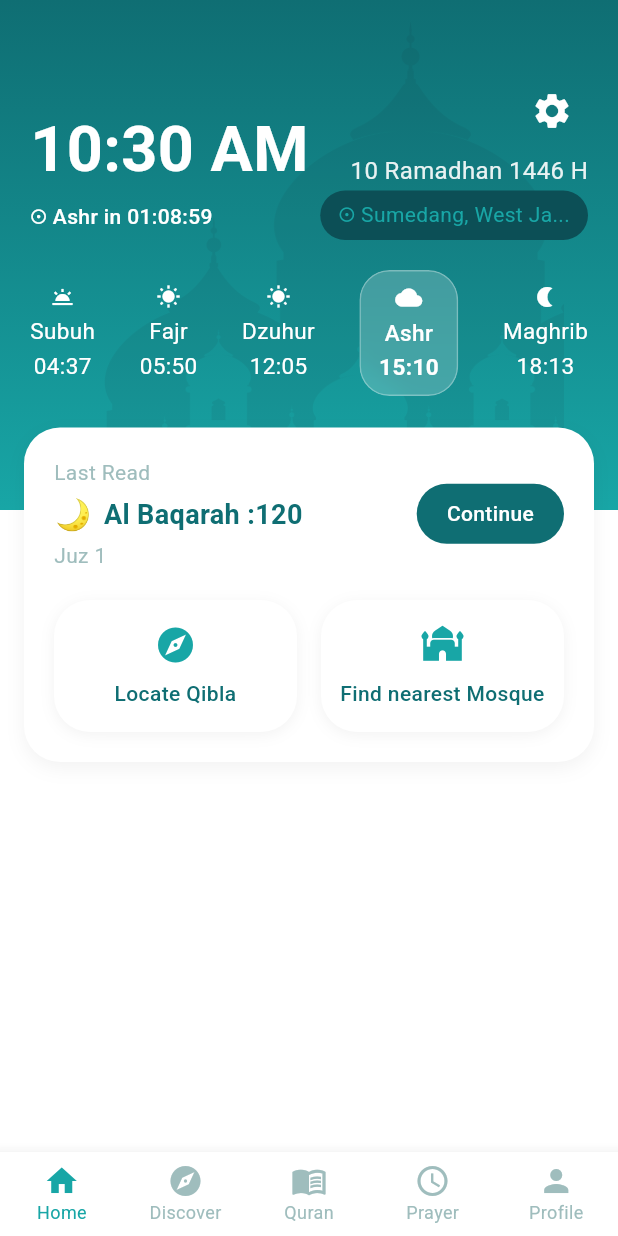
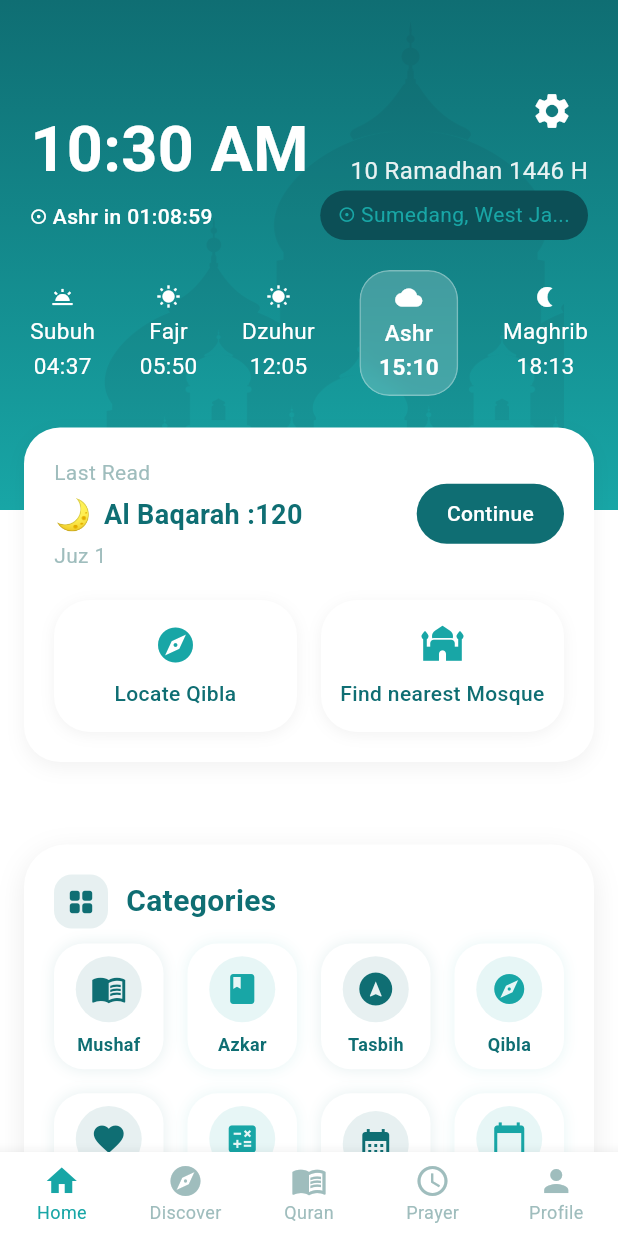
Before and after one commit to MohamedGasser15/imani, a Flutter app: the screen it shows after launch, on a phone screen of 412 x 824 dp. Run offline on Flutter 3.47's test engine with Material 3 defaults, Android fonts, the phone set to English and light mode, and no system bars; our stand-ins replace shared_preferences.

Commit message:
feat: complete home screen with categories section, settings screen with theme/language options, and bottom navigation updates
- Add SettingsScreen with theme mode, language, time format, adhan sound, and font size options using Provider
- Implement CategoriesSection with 8 interactive buttons (Mushaf, Azkar, Tasbih, Qibla, Dua, Zakat, Ramadan Calendar, Calendar)
- Update HomeScreen bottom navigation: replace settings with profile icon, open settings from header
- Add daily activity, azkar, dua, and tasbih widgets to home screen
- Fix layout overflow issues in categories grid using FittedBox and adjusted aspect ratio
- Update ARB files with new translation keys (mushaf, zakat, ramadan_calendar, categories, etc.)

```diff
--- a/lib/features/home/presentation/home_screen.dart
+++ b/lib/features/home/presentation/home_screen.dart
@@ -1,4 +1,6 @@
 import 'package:flutter/material.dart';
+import 'package:imani/features/home/presentation/widgets/categories_section.dart';
+import 'package:imani/features/home/presentation/widgets/category_buttons.dart';
 import 'package:imani/features/home/presentation/widgets/header_widget.dart';
 import 'package:imani/features/home/presentation/widgets/last_read_card.dart';
 import 'package:imani/core/constants/app_colors.dart';
@@ -59,14 +61,14 @@ class HomeContent extends StatelessWidget {
 
   @override
   Widget build(BuildContext context) {
-    return const SingleChildScrollView(
+    // داخل HomeContent في build
+return SingleChildScrollView(
   child: Column(
     crossAxisAlignment: CrossAxisAlignment.start,
-        children: [
+    children: const [
       HeaderWidget(),
       LastReadCard(),
-          SizedBox(height: 16),
-          // DailyActivityCard(),
+      CategoriesSection(), // هنا القسم الجديد
       SizedBox(height: 30),
     ],
   ),
--- /dev/null
+++ b/lib/features/home/presentation/widgets/categories_section.dart
@@ -0,0 +1,167 @@
+import 'package:flutter/material.dart';
+import 'package:imani/core/constants/app_colors.dart';
+import 'package:imani/l10n/app_localizations.dart';
+
+class CategoriesSection extends StatelessWidget {
+  const CategoriesSection({super.key});
+
+  @override
+  Widget build(BuildContext context) {
+    final t = AppLocalizations.of(context)!;
+    final isLight = Theme.of(context).brightness == Brightness.light;
+
+final List<CategoryItem> categories = [
+  // الصف الأول
+  CategoryItem(icon: Icons.menu_book, label: t.mushaf, color: AppColors.primary),
+  CategoryItem(icon: Icons.book, label: t.azkar, color: AppColors.secondary),
+  CategoryItem(icon: Icons.assistant_navigation, label: t.tasbih, color: AppColors.primary),
+  CategoryItem(icon: Icons.explore, label: t.qibla, color: AppColors.secondary),
+
+  // الصف الثاني
+  CategoryItem(icon: Icons.favorite, label: t.dua, color: AppColors.primary),
+  CategoryItem(icon: Icons.calculate, label: t.zakat, color: AppColors.secondary),
+  CategoryItem(icon: Icons.calendar_month, label: t.ramadan_calendar, color: AppColors.primary),
+  CategoryItem(icon: Icons.calendar_today, label: t.calendar, color: AppColors.secondary),
+];
+
+    return Padding(
+      padding: const EdgeInsets.symmetric(horizontal: 16),
+      child: Container(
+        decoration: BoxDecoration(
+          color: Theme.of(context).colorScheme.surface,
+          borderRadius: BorderRadius.circular(28),
+          boxShadow: [
+            BoxShadow(
+              color: Colors.black.withOpacity(0.08),
+              blurRadius: 15,
+              offset: const Offset(0, 5),
+            ),
+          ],
+        ),
+        child: Padding(
+          padding: const EdgeInsets.all(20),
+          child: Column(
+            crossAxisAlignment: CrossAxisAlignment.start,
+            children: [
+              // العنوان المحسن
+              Row(
+                children: [
+                  Container(
+                    padding: const EdgeInsets.all(8),
+                    decoration: BoxDecoration(
+                      color: (isLight ? AppColors.primary : AppColors.secondary).withOpacity(0.1),
+                      borderRadius: BorderRadius.circular(12),
+                    ),
+                    child: Icon(
+                      Icons.grid_view_rounded,
+                      color: isLight ? AppColors.primary : AppColors.secondary,
+                      size: 20,
+                    ),
+                  ),
+                  const SizedBox(width: 12),
+                  Text(
+                    t.categories,
+                    style: TextStyle(
+                      fontSize: 20,
+                      fontWeight: FontWeight.bold,
+                      color: isLight ? AppColors.primary : AppColors.secondary,
+                    ),
+                  ),
+                ],
+              ),
+              const SizedBox(height: 10),
+
+              // الأزرار في grid - ضبط childAspectRatio
+              GridView.count(
+                shrinkWrap: true,
+                physics: const NeverScrollableScrollPhysics(),
+                crossAxisCount: 4,
+                mainAxisSpacing: 16,
+                crossAxisSpacing: 16,
+                childAspectRatio: 0.87, // تم التعديل ليتناسب مع المحتوى
+                children: categories.map((cat) => _buildCategoryItem(context, cat)).toList(),
+              ),
+            ],
+          ),
+        ),
+      ),
+    );
+  }
+
+Widget _buildCategoryItem(BuildContext context, CategoryItem cat) {
+  final isLight = Theme.of(context).brightness == Brightness.light;
+
+  return Material(
+    color: Colors.transparent,
+    child: InkWell(
+      onTap: () {
+        ScaffoldMessenger.of(context).showSnackBar(
+          SnackBar(
+            content: Text('${cat.label} tapped'),
+            behavior: SnackBarBehavior.floating,
+            shape: RoundedRectangleBorder(borderRadius: BorderRadius.circular(30)),
+          ),
+        );
+      },
+      borderRadius: BorderRadius.circular(20),
+      child: Container(
+        padding: const EdgeInsets.symmetric(vertical: 6, horizontal: 4),
+        decoration: BoxDecoration(
+  color: Theme.of(context).colorScheme.surface,
+  borderRadius: BorderRadius.circular(20),
+  boxShadow: isLight
+      ? [
+          BoxShadow(
+            color: cat.color.withOpacity(0.10),
+            blurRadius: 8,
+          ),
+        ]
+      : [],
+  border: isLight
+      ? null
+      : Border.all(
+          color: Colors.white.withOpacity(0.05),
+        ),
+),
+        child: Column(
+          mainAxisAlignment: MainAxisAlignment.center,
+          children: [
+            Container(
+              padding: const EdgeInsets.all(10),
+              decoration: BoxDecoration(
+                color: cat.color.withOpacity(0.1),
+                shape: BoxShape.circle,
+              ),
+              child: Icon(cat.icon, color: cat.color, size: 24),
+            ),
+            const SizedBox(height: 6),
+            // هنا التعديل: FittedBox لضبط النص الطويل
+            Container(
+              width: double.infinity, // يأخذ كامل عرض العمود
+              child: FittedBox(
+                fit: BoxFit.scaleDown, // يصغر النص إذا لزم الأمر
+                child: Text(
+                  cat.label,
+                  style: TextStyle(
+                    fontSize: 12, // الحجم الأساسي
+                    fontWeight: FontWeight.w600,
+                    color: isLight ? AppColors.primary : Colors.white70,
+                  ),
+                  textAlign: TextAlign.center,
+                ),
+              ),
+            ),
+          ],
+        ),
+      ),
+    ),
+  );
+}}
+
+class CategoryItem {
+  final IconData icon;
+  final String label;
+  final Color color;
+
+  CategoryItem({required this.icon, required this.label, required this.color});
+}
--- a/lib/features/home/presentation/widgets/small_card.dart
+++ b/lib/features/home/presentation/widgets/small_card.dart
@@ -9,34 +9,61 @@ class SmallCard extends StatelessWidget {
 
   @override
   Widget build(BuildContext context) {
-    return Container(
+    final isLight = Theme.of(context).brightness == Brightness.light;
+
+    return Material(
+      color: Colors.transparent,
+      child: InkWell(
+        borderRadius: BorderRadius.circular(24),
+        onTap: () {},
+        child: Container(
           padding: const EdgeInsets.symmetric(vertical: 16),
           decoration: BoxDecoration(
             color: Theme.of(context).colorScheme.surface,
             borderRadius: BorderRadius.circular(24),
-        boxShadow: [
+
+            // 👇 الفرق هنا
+            boxShadow: isLight
+                ? [
                     BoxShadow(
                       color: Colors.black.withOpacity(0.05),
                       blurRadius: 8,
                       offset: const Offset(0, 2),
                     ),
-        ],
+                  ]
+                : [],
+
+            border: isLight
+                ? null
+                : Border.all(
+                    color: Colors.white.withOpacity(0.08),
+                  ),
           ),
           child: Column(
             children: [
-          Icon(icon, color: AppColors.secondary, size: 28),
+              Icon(
+                icon,
+                color: isLight
+                    ? AppColors.secondary
+                    : Theme.of(context).colorScheme.primary,
+                size: 28,
+              ),
               const SizedBox(height: 8),
               Text(
                 label,
                 textAlign: TextAlign.center,
-            style: const TextStyle(
+                style: TextStyle(
                   fontSize: 14,
-              color: AppColors.primary,
                   fontWeight: FontWeight.w500,
+                  color: isLight
+                      ? AppColors.primary
+                      : Theme.of(context).colorScheme.onSurface,
                 ),
               ),
             ],
           ),
+        ),
+      ),
     );
   }
 }
--- a/lib/l10n/app_ar.arb
+++ b/lib/l10n/app_ar.arb
@@ -31,5 +31,18 @@
   "language": "اللغة",
   "timeFormat": "تنسيق الساعة",
    "notifications": "الإشعارات",
-    "quranSettings": "إعدادات القرآن"
+    "quranSettings": "إعدادات القرآن",
+      "tasbih": "سبحة",
+  "azkar": "أذكار",
+  "dua": "أدعية",
+   "mushaf": "المصحف",
+  "prayer_times": "مواقيت الصلاة",
+  "more": "المزيد",
+    "qibla": "القبلة",
+  "mosques": "المساجد",
+  "events": "المناسبات",
+  "calendar": "التقويم",
+   "categories": "التصنيفات",
+   "zakat": "حساب الزكاة",
+  "ramadan_calendar": "إمساكية رمضان"
 }
--- a/lib/l10n/app_en.arb
+++ b/lib/l10n/app_en.arb
@@ -31,5 +31,18 @@
       "language": "Language",
       "timeFormat": "Time Format",
       "notifications": "Notifications",
-       "quranSettings": "Quran Settings"
+       "quranSettings": "Quran Settings",
+         "tasbih": "Tasbih",
+  "azkar": "Azkar",
+  "dua": "Duas",
+    "mushaf": "Mushaf",
+  "prayer_times": "Prayer Times",
+  "more": "More",
+    "qibla": "Qibla",
+  "mosques": "Mosques",
+  "events": "Events",
+  "calendar": "Calendar",
+  "categories": "Categories",
+    "zakat": "Zakat",
+  "ramadan_calendar": "Ramadan Calendar"
 }
--- a/lib/l10n/app_localizations.dart
+++ b/lib/l10n/app_localizations.dart
@@ -295,6 +295,84 @@ abstract class AppLocalizations {
   /// In en, this message translates to:
   /// **'Quran Settings'**
   String get quranSettings;
+
+  /// No description provided for @tasbih.
+  ///
+  /// In en, this message translates to:
+  /// **'Tasbih'**
+  String get tasbih;
+
+  /// No description provided for @azkar.
+  ///
+  /// In en, this message translates to:
+  /// **'Azkar'**
+  String get azkar;
+
+  /// No description provided for @dua.
+  ///
+  /// In en, this message translates to:
+  /// **'Duas'**
+  String get dua;
+
+  /// No description provided for @mushaf.
+  ///
+  /// In en, this message translates to:
+  /// **'Mushaf'**
+  String get mushaf;
+
+  /// No description provided for @prayer_times.
+  ///
+  /// In en, this message translates to:
+  /// **'Prayer Times'**
+  String get prayer_times;
+
+  /// No description provided for @more.
+  ///
+  /// In en, this message translates to:
+  /// **'More'**
+  String get more;
+
+  /// No description provided for @qibla.
+  ///
+  /// In en, this message translates to:
+  /// **'Qibla'**
+  String get qibla;
+
+  /// No description provided for @mosques.
+  ///
+  /// In en, this message translates to:
+  /// **'Mosques'**
+  String get mosques;
+
+  /// No description provided for @events.
+  ///
+  /// In en, this message translates to:
+  /// **'Events'**
+  String get events;
+
+  /// No description provided for @calendar.
+  ///
+  /// In en, this message translates to:
+  /// **'Calendar'**
+  String get calendar;
+
+  /// No description provided for @categories.
+  ///
+  /// In en, this message translates to:
+  /// **'Categories'**
+  String get categories;
+
+  /// No description provided for @zakat.
+  ///
+  /// In en, this message translates to:
+  /// **'Zakat'**
+  String get zakat;
+
+  /// No description provided for @ramadan_calendar.
+  ///
+  /// In en, this message translates to:
+  /// **'Ramadan Calendar'**
+  String get ramadan_calendar;
 }
 
 class _AppLocalizationsDelegate
```
Also changed, not shown: lib/features/home/presentation/widgets/category_buttons.dart (added, +83 -0 lines), lib/l10n/app_localizations_ar.dart (+39 -0 lines), lib/l10n/app_localizations_en.dart (+39 -0 lines). Lines whose indentation alone changed are shown as unchanged.
